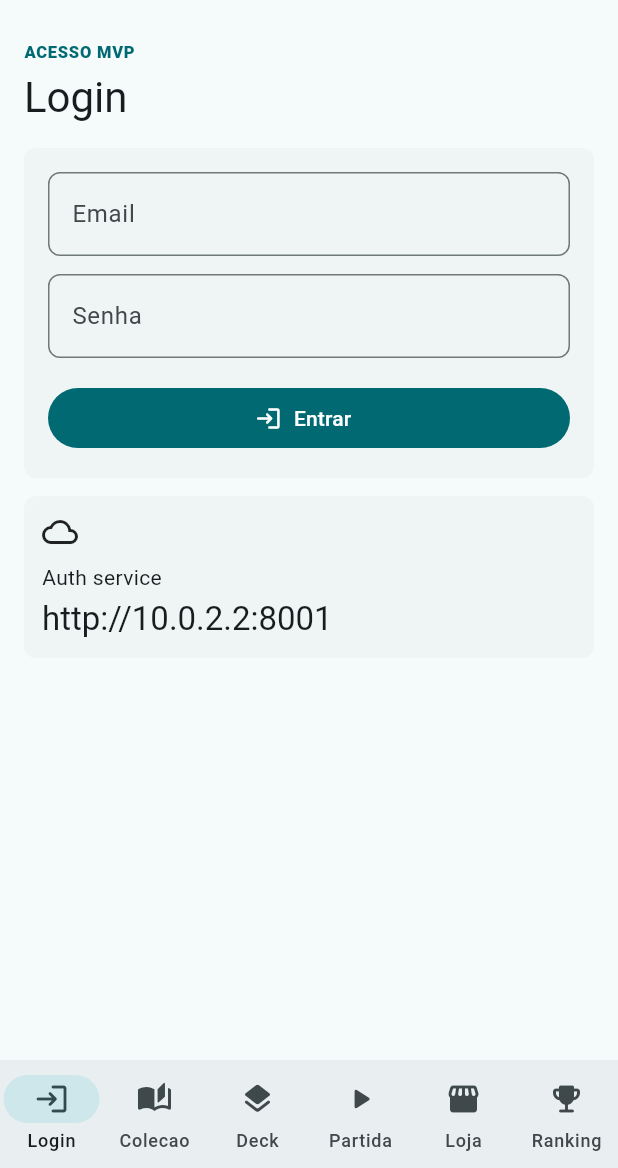
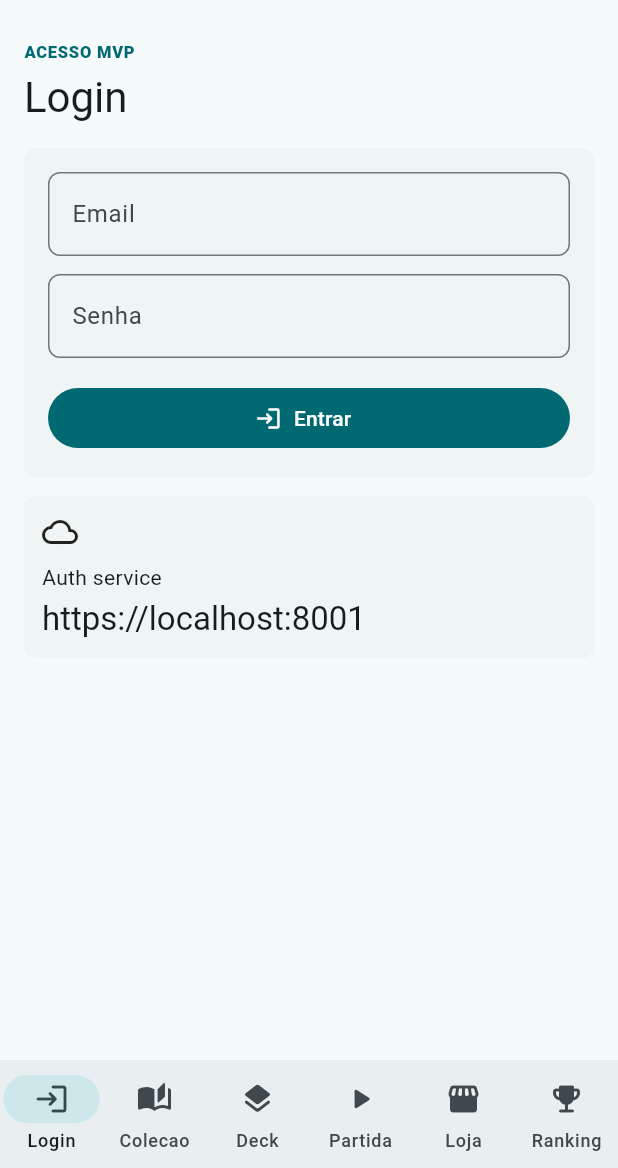
Before and after one commit to tachian/super-trunfo-nft, a Flutter app: the screen it shows after launch, on a phone screen of 412 x 824 dp, the part 68-1236 px from its top. Run offline on Flutter 3.47's test engine with Material 3 defaults, Android fonts, the phone set to English and light mode, and no system bars; our stand-ins replace go_router.

Commit message:
fix(mobile): enforce secure remote environment URLs

```diff
--- a/apps/mobile/lib/src/config/app_environment.dart
+++ b/apps/mobile/lib/src/config/app_environment.dart
@@ -55,6 +55,8 @@ class AppEnvironment {
     required AppEnvironmentName name,
     required Uri apiBaseUrl,
   }) {
+    _validateBaseUrl(name, apiBaseUrl);
+
     return AppEnvironment(
       name: name,
       apiBaseUrl: apiBaseUrl,
@@ -70,7 +72,7 @@ class AppEnvironment {
   static AppEnvironment testing() {
     return AppEnvironment.fromBaseUrl(
       name: AppEnvironmentName.local,
-      apiBaseUrl: Uri.parse('http://127.0.0.1:8001'),
+      apiBaseUrl: Uri.https('127.0.0.1:8001'),
     );
   }
 }
@@ -85,10 +87,24 @@ AppEnvironmentName _parseName(String value) {
 
 Uri _defaultBaseUrl(AppEnvironmentName name) {
   return switch (name) {
-    AppEnvironmentName.local => Uri.parse('http://10.0.2.2:8001'),
+    AppEnvironmentName.local => Uri.https('localhost:8001'),
     AppEnvironmentName.staging => Uri.parse('https://staging.super-trunfo.app'),
     AppEnvironmentName.production => Uri.parse('https://super-trunfo.app'),
   };
+}
+
+void _validateBaseUrl(AppEnvironmentName name, Uri apiBaseUrl) {
+  if (name == AppEnvironmentName.local) {
+    return;
+  }
+
+  if (apiBaseUrl.scheme != 'https') {
+    throw ArgumentError.value(
+      apiBaseUrl.toString(),
+      'apiBaseUrl',
+      'Remote mobile environments require HTTPS.',
+    );
+  }
 }
 
 Uri _serviceBaseUrl(AppEnvironmentName name, Uri apiBaseUrl, int localPort) {
```
Also changed, not shown: 2 other files.
